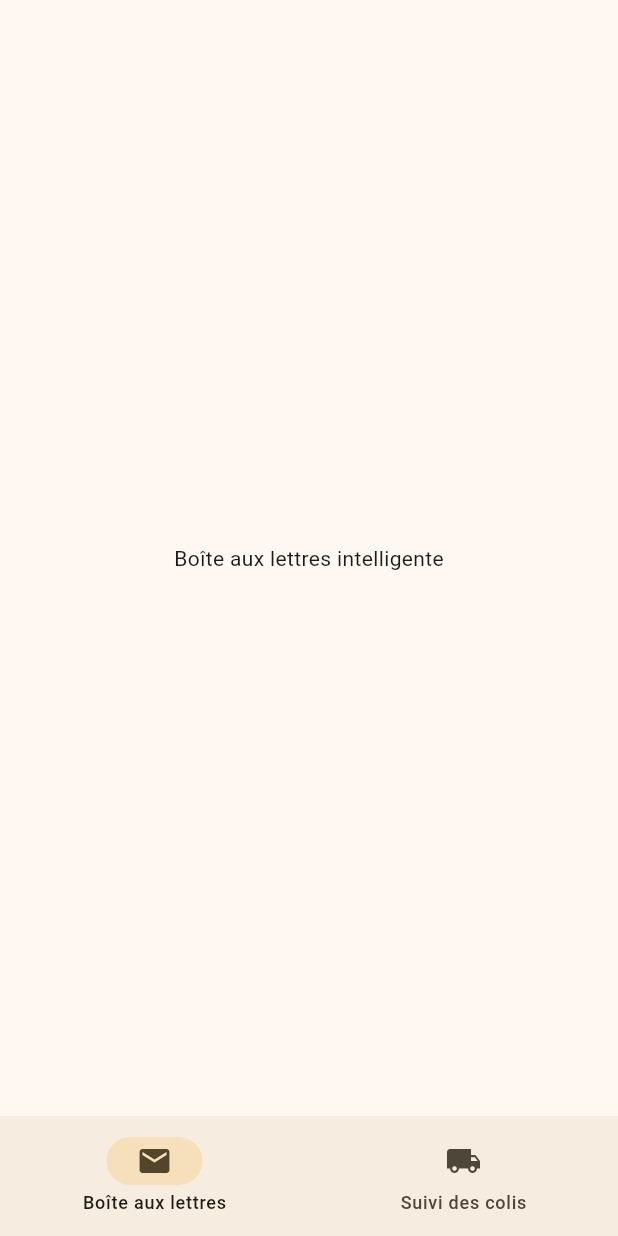
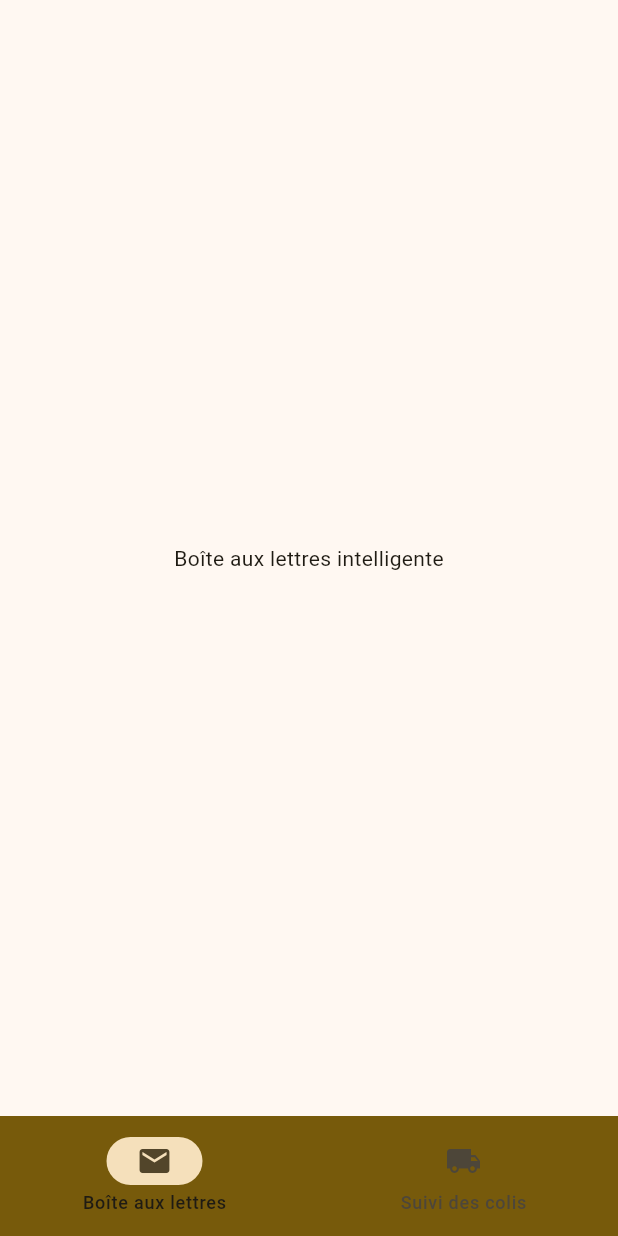
Before and after one commit to tachard/smart_mailbox, a Flutter app: the screen it shows after launch, on a phone screen of 412 x 824 dp. Run offline on Flutter 3.47's test engine with Material 2 defaults, Android fonts, the phone set to English and light mode, and no system bars.

```diff
--- a/lib/main.dart
+++ b/lib/main.dart
@@ -29,6 +29,9 @@ class _MyHomePageState extends State<MyHomePage> {
 
   @override
   Widget build(BuildContext context) {
+    var theme = Theme.of(context);
+    var style =
+        theme.textTheme.bodyText2!.copyWith(color: theme.colorScheme.onPrimary);
     Widget page;
 
     switch (currentPageIndex) {
@@ -44,6 +47,7 @@ class _MyHomePageState extends State<MyHomePage> {
 
     return Scaffold(
       bottomNavigationBar: NavigationBar(
+        backgroundColor: theme.colorScheme.primary,
         onDestinationSelected: (int index) {
           setState(() {
             currentPageIndex = index;
```
Also changed, not shown: 1 other file.
